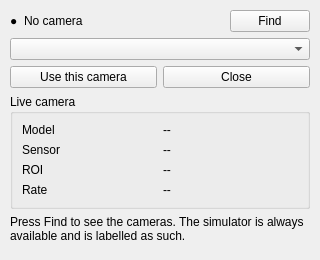
irydeo/solarscribe, file solarscribe/ui/camera_panel.ui: the form before one commit.
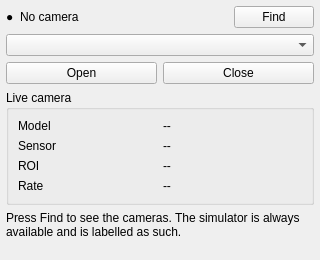
The form after the commit.

```diff
--- a/solarscribe/ui/camera_panel.ui
+++ b/solarscribe/ui/camera_panel.ui
@@ -15,16 +15,16 @@
     <number>6</number>
    </property>
    <property name="leftMargin">
-    <number>10</number>
+    <number>6</number>
    </property>
    <property name="topMargin">
-    <number>10</number>
+    <number>6</number>
    </property>
    <property name="rightMargin">
-    <number>10</number>
+    <number>6</number>
    </property>
    <property name="bottomMargin">
-    <number>10</number>
+    <number>6</number>
    </property>
    <item>
     <layout class="QHBoxLayout" name="cameraStateRow">
@@ -88,7 +88,7 @@
         <bool>true</bool>
        </property>
        <property name="text">
-        <string>Use this camera</string>
+        <string>Open</string>
        </property>
        <property name="toolTip">
         <string>Opens the camera, restores the ROI preset from the profile and starts the stream. If the preset does not fit this sensor, the best fitting rectangle is used and the ROI step explains it.</string>
```
